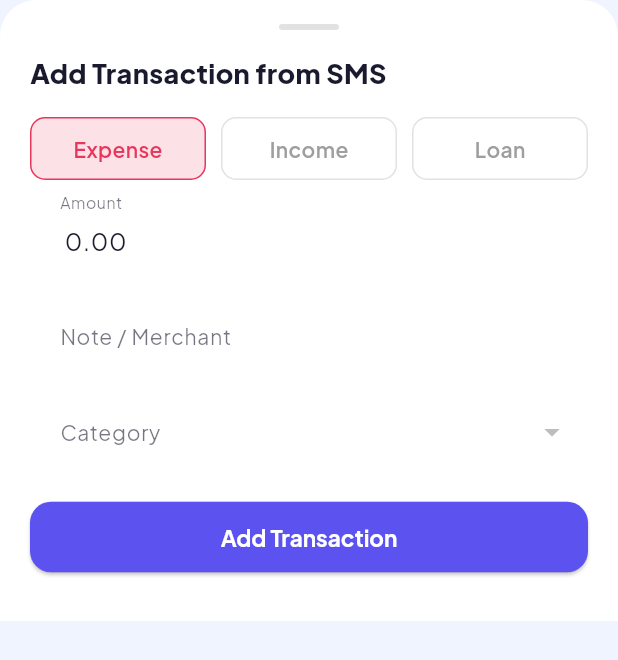
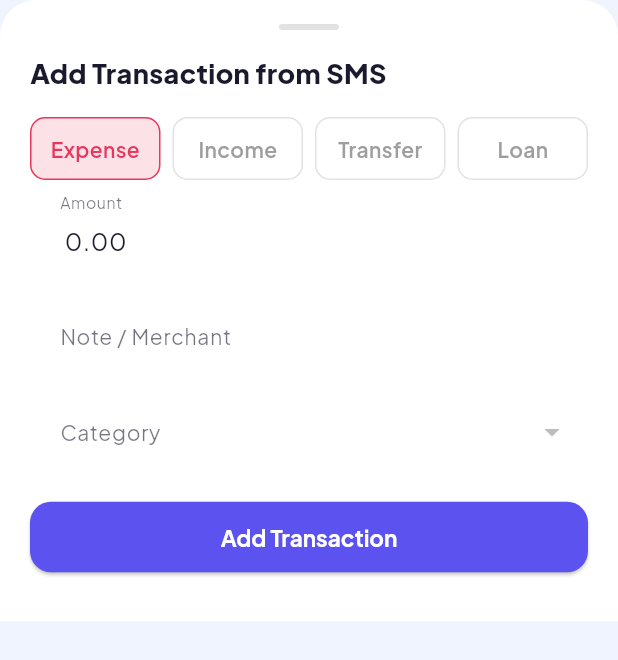
Before and after one commit to aswin-blix/trackify, a Flutter app: the _AddFromSmsSheet widget shown alone on an empty page, opened directly with empty values, on a phone screen of 412 x 824 dp. Shown: the top 660 px of the screen. Run offline on Flutter 3.47's test engine with Material 3 defaults, Android fonts, the phone set to English and light mode, and no system bars; our stand-ins replace cloud_firestore, file_picker, firebase_auth, firebase_core, fl_chart, flutter_animate and 12 more; missing offline and left inert: workmanager; accounts and stored records are empty.

Commit message:
feat: log ATM withdrawals from SMS as a transfer to Cash
The SMS import sheet gains a Transfer option with From/To account
pickers. Cash withdrawal alerts (ATM, cash WDL) open preset as a
transfer from the bank account to Cash, so the withdrawal is not
counted as spending; the cash is logged as expenses when spent.

Co-Authored-By: Claude Opus 5.5 <noreply@anthropic.com>

```diff
--- a/lib/core/utils/sms_parser.dart
+++ b/lib/core/utils/sms_parser.dart
@@ -222,6 +222,16 @@ class SmsParser {
     // account reference. Merchant receipts ("payment ... received") fail.
     return _bankVerb.hasMatch(body) && _accountMarker.hasMatch(body);
   }
+
+  static final _cashWithdrawal = RegExp(
+    r'\batm\b|\bcash\s*(?:withdrawal|withdrawn|wdl)\b|\batm\s*wdl\b|'
+    r'\bwithdrawn\s+(?:at|from)\b',
+    caseSensitive: false,
+  );
+
+  /// True when a debit [body] is a cash withdrawal (ATM, cash WDL). That
+  /// money moves to cash in hand; it is not spent yet.
+  static bool isCashWithdrawal(String body) => _cashWithdrawal.hasMatch(body);
 }
 
 class ParsedSms {
--- a/lib/features/sms/sms_inbox_screen.dart
+++ b/lib/features/sms/sms_inbox_screen.dart
@@ -5,6 +5,7 @@ import 'package:google_fonts/google_fonts.dart';
 import 'package:intl/intl.dart';
 import '../../core/constants/app_constants.dart';
 import '../../core/theme/app_colors.dart';
+import '../../core/utils/sms_parser.dart';
 import '../../data/models/bank_sms_message.dart';
 import '../../data/models/transaction_model.dart';
 import '../../data/models/category_model.dart';
@@ -489,10 +490,36 @@ class _AddFromSmsSheetState extends State<_AddFromSmsSheet> {
   late TextEditingController _noteCtrl;
   CategoryModel? _category;
   String? _accountId;
+  String? _toAccountId;
   bool _saving = false;
 
   bool get _isLoan => _type.isDebt;
+  bool get _isTransfer => _type == TransactionType.transfer;
   bool get _isCredit => widget.sms.parsedType == 'credit';
+
+  /// The cash-in-hand account: the default Cash one, else any cash type.
+  String? get _cashAccountId {
+    final cash = widget.accounts.where((a) => a.type == AccountType.cash);
+    return cash.where((a) => a.id == kCashAccountId).firstOrNull?.id ??
+        cash.firstOrNull?.id;
+  }
+
+  /// Switch to a transfer between the SMS's bank account and cash: a debit
+  /// is a withdrawal (bank → cash), a credit a deposit (cash → bank).
+  void _startTransfer() {
+    _type = TransactionType.transfer;
+    final cash = _cashAccountId;
+    final bank = widget.defaultAccountId == cash
+        ? widget.accounts.where((a) => a.id != cash).firstOrNull?.id
+        : widget.defaultAccountId;
+    if (_isCredit) {
+      _accountId = cash;
+      _toAccountId = bank;
+    } else {
+      _accountId = bank;
+      _toAccountId = cash;
+    }
+  }
 
   @override
   void initState() {
@@ -507,6 +534,15 @@ class _AddFromSmsSheetState extends State<_AddFromSmsSheet> {
     _noteCtrl = TextEditingController(
       text: widget.sms.parsedMerchant ?? '',
     );
+    // An ATM withdrawal is not spending: the money moves to cash in hand
+    // and is logged as an expense when it is actually spent.
+    if (!_isCredit &&
+        _cashAccountId != null &&
+        widget.accounts.length > 1 &&
+        SmsParser.isCashWithdrawal(widget.sms.rawBody)) {
+      _startTransfer();
+      _noteCtrl.text = 'ATM withdrawal';
+    }
     final relevant = widget.categories
         .where((c) =>
             (_type == TransactionType.expense &&
@@ -574,14 +610,22 @@ class _AddFromSmsSheetState extends State<_AddFromSmsSheet> {
                   color: LightColors.expenseRed,
                   onTap: () => setState(() => _type = TransactionType.expense),
                 ),
-                const SizedBox(width: 10),
+                const SizedBox(width: 8),
                 _TypeButton(
                   label: 'Income',
                   selected: _type == TransactionType.income,
                   color: LightColors.incomeGreen,
                   onTap: () => setState(() => _type = TransactionType.income),
                 ),
-                const SizedBox(width: 10),
+                const SizedBox(width: 8),
+                // ATM withdrawal or cash deposit: between own accounts.
+                _TypeButton(
+                  label: 'Transfer',
+                  selected: _isTransfer,
+                  color: LightColors.transferColor,
+                  onTap: () => setState(_startTransfer),
+                ),
+                const SizedBox(width: 8),
                 // A UPI payment to a friend may be a loan, not a spend.
                 _TypeButton(
                   label: 'Loan',
@@ -633,13 +677,17 @@ class _AddFromSmsSheetState extends State<_AddFromSmsSheet> {
               textCapitalization:
                   _isLoan ? TextCapitalization.words : TextCapitalization.none,
               decoration: InputDecoration(
-                labelText: _isLoan ? 'Person' : 'Note / Merchant',
+                labelText: _isLoan
+                    ? 'Person'
+                    : _isTransfer
+                        ? 'Note'
+                        : 'Note / Merchant',
                 border:
                     OutlineInputBorder(borderRadius: BorderRadius.circular(12)),
               ),
             ),
-            if (!_isLoan) const SizedBox(height: 12),
-            if (!_isLoan)
+            if (!_isLoan && !_isTransfer) const SizedBox(height: 12),
+            if (!_isLoan && !_isTransfer)
               DropdownButtonFormField<CategoryModel>(
                 initialValue: relevant.contains(_category) ? _category : null,
                 decoration: InputDecoration(
@@ -658,11 +706,25 @@ class _AddFromSmsSheetState extends State<_AddFromSmsSheet> {
             if (widget.accounts.length > 1) ...[
               const SizedBox(height: 12),
               AccountPicker(
-                label: 'Account',
+                label: _isTransfer ? 'From account' : 'Account',
                 accounts: widget.accounts,
                 selectedId: _accountId,
                 horizontalPadding: 0,
-                onSelect: (id) => setState(() => _accountId = id),
+                onSelect: (id) => setState(() {
+                  _accountId = id;
+                  if (_toAccountId == id) _toAccountId = null;
+                }),
+              ),
+            ],
+            if (_isTransfer && widget.accounts.length > 1) ...[
+              const SizedBox(height: 12),
+              AccountPicker(
+                label: 'To account',
+                accounts: widget.accounts,
+                selectedId: _toAccountId,
+                disabledId: _accountId,
+                horizontalPadding: 0,
+                onSelect: (id) => setState(() => _toAccountId = id),
               ),
             ],
             const SizedBox(height: 20),
@@ -697,6 +759,12 @@ class _AddFromSmsSheetState extends State<_AddFromSmsSheet> {
     );
   }
 
+  /// Transfers carry a category only because the model requires one.
+  String get _transferCategoryId =>
+      widget.categories.where((c) => c.id == 'others').firstOrNull?.id ??
+      widget.categories.firstOrNull?.id ??
+      'others';
+
   Future<void> _save() async {
     final amount = double.tryParse(_amountCtrl.text.replaceAll(',', ''));
     if (amount == null || amount <= 0) {
@@ -712,7 +780,20 @@ class _AddFromSmsSheetState extends State<_AddFromSmsSheet> {
       );
       return;
     }
-    if (!_isLoan && _category == null) {
+    if (_isTransfer &&
+        (_accountId == null ||
+            _toAccountId == null ||
+            _toAccountId == _accountId)) {
+      ScaffoldMessenger.of(context).showSnackBar(
+        SnackBar(
+          content: Text(widget.accounts.length < 2
+              ? 'Add a Cash account first (Settings > Accounts)'
+              : 'Pick two different accounts'),
+        ),
+      );
+      return;
+    }
+    if (!_isLoan && !_isTransfer && _category == null) {
       ScaffoldMessenger.of(context).showSnackBar(
         const SnackBar(content: Text('Select a category')),
       );
@@ -724,7 +805,11 @@ class _AddFromSmsSheetState extends State<_AddFromSmsSheet> {
       id: 'sms_${widget.sms.id}',
       amount: amount,
       type: _type,
-      categoryId: _isLoan ? kDebtCategoryId : _category!.id,
+      categoryId: _isLoan
+          ? kDebtCategoryId
+          : _isTransfer
+              ? _transferCategoryId
+              : _category!.id,
       note: _isLoan ? '' : text,
       counterparty: _isLoan ? text : null,
       date: widget.sms.parsedDate ?? now,
@@ -733,6 +818,7 @@ class _AddFromSmsSheetState extends State<_AddFromSmsSheet> {
       createdAt: now,
       updatedAt: now,
       accountId: _accountId,
+      toAccountId: _isTransfer ? _toAccountId : null,
     );
     await widget.onConfirm(tx);
   }
```
Also changed, not shown: 1 other file.
